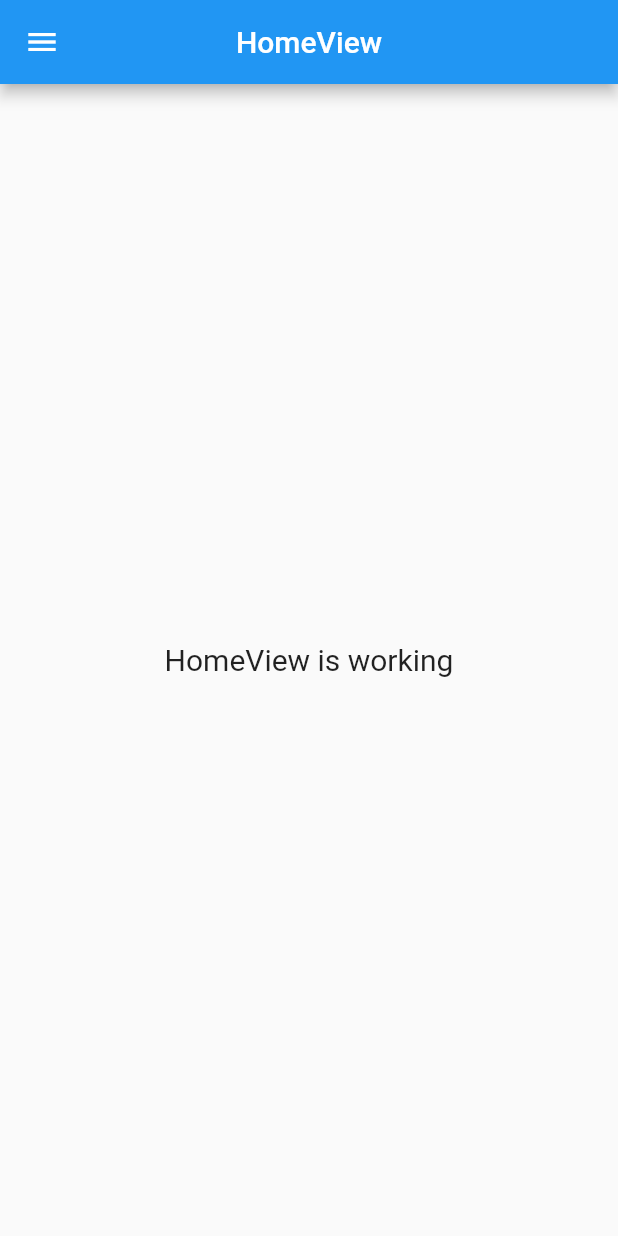
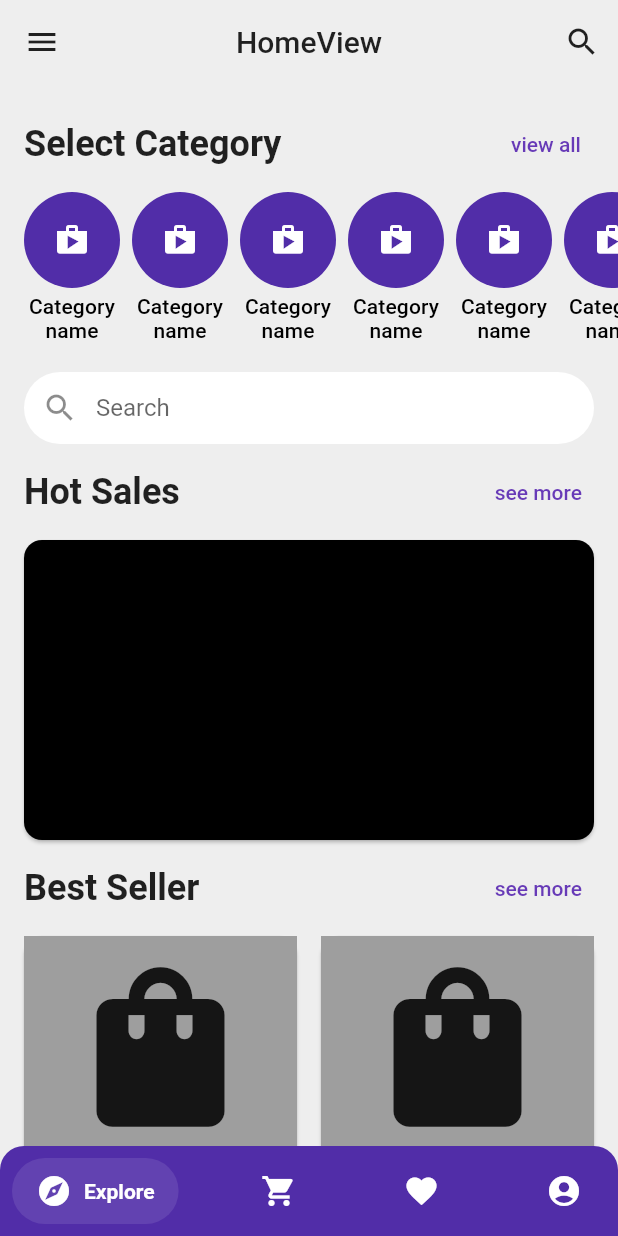
Before and after one commit to Shadiul/shopio, a Flutter app: the HomeView screen opened by its route, on a phone screen of 412 x 824 dp. Run offline on Flutter 3.47's test engine with Material 2 defaults, Android fonts, the light colour scheme and no system bars; drawn by our look-alikes of salomon_bottom_bar; our stand-ins replace cloud_firestore, firebase_auth, firebase_core, get, logger; accounts and stored records are empty; statements that could not run were skipped.

Commit message:
Add Explore screen UI, Bottom nav bar

```diff
--- a/client/lib/app/app.dart
+++ b/client/lib/app/app.dart
@@ -14,6 +14,40 @@ class App extends StatelessWidget {
       title: "Shopio",
       initialRoute: AppPages.INITIAL,
       getPages: AppPages.routes,
+      theme: ThemeData.light().copyWith(
+        colorScheme: ColorScheme.light(
+          primary: Colors.deepPurple,
+          primaryVariant: Colors.deepPurple.shade700,
+          secondary: Colors.deepPurpleAccent,
+          secondaryVariant: Colors.deepPurpleAccent.shade700,
+        ),
+        primaryColorLight: Colors.deepPurple.shade300,
+        primaryColor: Colors.deepPurple,
+        primaryColorDark: Colors.deepPurple.shade700,
+        scaffoldBackgroundColor: Colors.grey.shade200,
+        appBarTheme: const AppBarTheme(
+          elevation: 0,
+          backgroundColor: Colors.transparent,
+          foregroundColor: Colors.black87,
+          centerTitle: true,
+        ),
+        inputDecorationTheme: InputDecorationTheme(
+          contentPadding: EdgeInsets.zero,
+          border: OutlineInputBorder(
+            borderRadius: BorderRadius.circular(32.0),
+            borderSide: BorderSide.none,
+          ),
+          filled: true,
+          fillColor: Colors.white,
+          floatingLabelBehavior: FloatingLabelBehavior.never,
+        ),
+        cardTheme: CardTheme(
+          margin: EdgeInsets.zero,
+          shape: RoundedRectangleBorder(
+            borderRadius: BorderRadius.circular(12.0),
+          ),
+        ),
+      ),
     );
   }
 }
--- /dev/null
+++ b/client/lib/app/modules/explore/explore_binding.dart
@@ -0,0 +1,12 @@
+import 'package:get/get.dart';
+
+import 'explore_controller.dart';
+
+class ExploreBinding extends Bindings {
+  @override
+  void dependencies() {
+    Get.lazyPut<ExploreController>(
+      () => ExploreController(),
+    );
+  }
+}
--- /dev/null
+++ b/client/lib/app/modules/explore/explore_controller.dart
@@ -0,0 +1,3 @@
+import 'package:get/get.dart';
+
+class ExploreController extends GetxController {}
--- /dev/null
+++ b/client/lib/app/modules/explore/explore_view.dart
@@ -0,0 +1,36 @@
+import 'package:flutter/material.dart';
+import 'package:get/get.dart';
+
+import 'explore_controller.dart';
+import 'widgets/best_seller_mini.dart';
+import 'widgets/category_mini.dart';
+import 'widgets/hot_sales_mini.dart';
+
+class ExploreView extends GetView<ExploreController> {
+  const ExploreView({Key? key}) : super(key: key);
+
+  @override
+  Widget build(BuildContext context) {
+    Get.put(ExploreController());
+    return ListView(
+      padding: const EdgeInsets.symmetric(vertical: 16.0),
+      children: [
+        const CategoryMiniWidget(),
+        Container(
+          padding: const EdgeInsets.symmetric(
+            horizontal: 16.0,
+            vertical: 8.0,
+          ),
+          child: const TextField(
+            decoration: InputDecoration(
+              label: Text('Search'),
+              prefixIcon: Icon(Icons.search),
+            ),
+          ),
+        ),
+        const HotSalesMiniWidget(),
+        const BestSellerMiniWidget(),
+      ],
+    );
+  }
+}
--- /dev/null
+++ b/client/lib/app/modules/explore/widgets/best_seller_mini.dart
@@ -0,0 +1,94 @@
+import 'package:flutter/material.dart';
+import 'package:get/get.dart';
+
+import '../explore_controller.dart';
+
+class BestSellerMiniWidget extends GetWidget<ExploreController> {
+  const BestSellerMiniWidget({Key? key}) : super(key: key);
+
+  @override
+  Widget build(BuildContext context) {
+    ThemeData _themeData = Theme.of(context);
+    TextTheme _textTheme = _themeData.textTheme;
+
+    return Column(
+      children: [
+        Container(
+          padding: const EdgeInsets.symmetric(
+            horizontal: 16.0,
+            vertical: 0.0,
+          ),
+          child: Row(
+            children: [
+              Expanded(
+                child: Text(
+                  'Best Seller',
+                  style: _textTheme.headline5!.copyWith(
+                    fontWeight: FontWeight.bold,
+                  ),
+                ),
+              ),
+              TextButton(
+                onPressed: () {},
+                child: const Text('see more'),
+              ),
+            ],
+          ),
+        ),
+        Container(
+          padding: const EdgeInsets.symmetric(
+            horizontal: 16.0,
+            vertical: 8.0,
+          ),
+          child: GridView.builder(
+            shrinkWrap: true,
+            physics: const NeverScrollableScrollPhysics(),
+            gridDelegate: const SliverGridDelegateWithFixedCrossAxisCount(
+              crossAxisCount: 2,
+              crossAxisSpacing: 16.0,
+              mainAxisSpacing: 16.0,
+              // childAspectRatio: 9 / 16,
+              mainAxisExtent: 220,
+            ),
+            itemCount: 4,
+            itemBuilder: (context, index) => Card(
+              child: Column(
+                crossAxisAlignment: CrossAxisAlignment.stretch,
+                children: [
+                  Container(
+                    height: 148.0,
+                    color: Colors.grey,
+                    child: const Icon(
+                      Icons.shopping_bag,
+                      size: 128,
+                    ),
+                  ),
+                  Expanded(
+                    child: Padding(
+                      padding: const EdgeInsets.all(16.0),
+                      child: Column(
+                        crossAxisAlignment: CrossAxisAlignment.stretch,
+                        children: [
+                          Text(
+                            '2000\$',
+                            style: _textTheme.headline6,
+                          ),
+                          Expanded(
+                            child: Text(
+                              'Product Name',
+                              style: _textTheme.subtitle2,
+                            ),
+                          ),
+                        ],
+                      ),
+                    ),
+                  )
+                ],
+              ),
+            ),
+          ),
+        )
+      ],
+    );
+  }
+}
--- /dev/null
+++ b/client/lib/app/modules/explore/widgets/category_mini.dart
@@ -0,0 +1,71 @@
+import 'package:flutter/material.dart';
+import 'package:get/get.dart';
+
+import '../explore_controller.dart';
+
+class CategoryMiniWidget extends GetWidget<ExploreController> {
+  const CategoryMiniWidget({Key? key}) : super(key: key);
+
+  @override
+  Widget build(BuildContext context) {
+    ThemeData _themeData = Theme.of(context);
+    TextTheme _textTheme = _themeData.textTheme;
+    return Column(
+      children: [
+        Container(
+          padding: const EdgeInsets.symmetric(
+            horizontal: 16.0,
+            vertical: 0.0,
+          ),
+          child: Row(
+            children: [
+              Expanded(
+                child: Text(
+                  'Select Category',
+                  style: _textTheme.headline5!.copyWith(
+                    fontWeight: FontWeight.bold,
+                  ),
+                ),
+              ),
+              TextButton(
+                onPressed: () {},
+                child: const Text('view all'),
+              ),
+            ],
+          ),
+        ),
+        SizedBox(
+          height: 120.0,
+          child: ListView.separated(
+            scrollDirection: Axis.horizontal,
+            padding: const EdgeInsets.symmetric(
+              horizontal: 16.0,
+              vertical: 8.0,
+            ),
+            itemCount: 10,
+            itemBuilder: (context, index) => SizedBox(
+              width: 64,
+              child: Column(
+                children: [
+                  const CircleAvatar(
+                    radius: 32.0,
+                    child: Icon(Icons.shop),
+                  ),
+                  const SizedBox(height: 4.0),
+                  Expanded(
+                    child: Text(
+                      'Category name',
+                      textAlign: TextAlign.center,
+                      style: _textTheme.subtitle2,
+                    ),
+                  )
+                ],
+              ),
+            ),
+            separatorBuilder: (context, index) => const SizedBox(width: 8.0),
+          ),
+        ),
+      ],
+    );
+  }
+}
--- /dev/null
+++ b/client/lib/app/modules/explore/widgets/hot_sales_mini.dart
@@ -0,0 +1,54 @@
+import 'package:flutter/material.dart';
+import 'package:get/get.dart';
+
+import '../explore_controller.dart';
+
+class HotSalesMiniWidget extends GetWidget<ExploreController> {
+  const HotSalesMiniWidget({Key? key}) : super(key: key);
+
+  @override
+  Widget build(BuildContext context) {
+    ThemeData _themeData = Theme.of(context);
+    TextTheme _textTheme = _themeData.textTheme;
+
+    return Column(
+      children: [
+        Container(
+          padding: const EdgeInsets.symmetric(
+            horizontal: 16.0,
+            vertical: 0.0,
+          ),
+          child: Row(
+            children: [
+              Expanded(
+                child: Text(
+                  'Hot Sales',
+                  style: _textTheme.headline5!.copyWith(
+                    fontWeight: FontWeight.bold,
+                  ),
+                ),
+              ),
+              TextButton(
+                onPressed: () {},
+                child: const Text('see more'),
+              ),
+            ],
+          ),
+        ),
+        Container(
+          padding: const EdgeInsets.symmetric(
+            horizontal: 16.0,
+            vertical: 8.0,
+          ),
+          child: const SizedBox(
+            height: 200.0,
+            width: double.infinity,
+            child: Card(
+              color: Colors.black,
+            ),
+          ),
+        )
+      ],
+    );
+  }
+}
--- a/client/lib/app/modules/home/home_controller.dart
+++ b/client/lib/app/modules/home/home_controller.dart
@@ -1,3 +1,9 @@
 import 'package:get/get.dart';
 
-class HomeController extends GetxController {}
+class HomeController extends GetxController {
+  final RxInt _bottomNavIndex = RxInt(0);
+  int get bottomNavIndex => _bottomNavIndex.value;
+  set bottomNavIndex(int value) {
+    _bottomNavIndex.value = value;
+  }
+}
--- a/client/lib/app/modules/home/home_view.dart
+++ b/client/lib/app/modules/home/home_view.dart
@@ -1,7 +1,9 @@
-import 'package:client/app/widgets/app_drawer/app_drawer_widget.dart';
 import 'package:flutter/material.dart';
 import 'package:get/get.dart';
+import 'package:salomon_bottom_bar/salomon_bottom_bar.dart';
 
+import '../../widgets/app_drawer/app_drawer_widget.dart';
+import '../explore/explore_view.dart';
 import 'home_controller.dart';
 
 class HomeView extends GetView<HomeController> {
@@ -9,19 +11,57 @@ class HomeView extends GetView<HomeController> {
 
   @override
   Widget build(BuildContext context) {
-    // ThemeData _themeData = Theme.of(context);
-    // TextTheme _textTheme = _themeData.textTheme;
+    ThemeData _themeData = Theme.of(context);
+    TextTheme _textTheme = _themeData.textTheme;
     return Scaffold(
       appBar: AppBar(
         title: const Text('HomeView'),
-        centerTitle: true,
+        actions: [
+          IconButton(
+            onPressed: () {},
+            icon: const Icon(Icons.search),
+          )
+        ],
       ),
       drawer: const AppDrawerWidget(),
-      body: const Center(
-        child: Text(
-          'HomeView is working',
-          style: TextStyle(fontSize: 20),
-        ),
+      body: Column(
+        children: [
+          const Expanded(child: ExploreView()),
+          Container(
+            decoration: BoxDecoration(
+              color: _themeData.colorScheme.primaryVariant,
+              borderRadius: const BorderRadius.vertical(
+                top: Radius.circular(16.0),
+              ),
+            ),
+            child: Obx(
+              () => SalomonBottomBar(
+                currentIndex: controller.bottomNavIndex,
+                onTap: (value) => controller.bottomNavIndex = value,
+                selectedItemColor: _themeData.colorScheme.onPrimary,
+                unselectedItemColor: _themeData.colorScheme.onPrimary,
+                items: [
+                  SalomonBottomBarItem(
+                    title: const Text('Explore'),
+                    icon: const Icon(Icons.explore),
+                  ),
+                  SalomonBottomBarItem(
+                    title: const Text('Cart'),
+                    icon: const Icon(Icons.shopping_cart),
+                  ),
+                  SalomonBottomBarItem(
+                    title: const Text('Wishlist'),
+                    icon: const Icon(Icons.favorite),
+                  ),
+                  SalomonBottomBarItem(
+                    title: const Text('Account'),
+                    icon: const Icon(Icons.account_circle),
+                  ),
+                ],
+              ),
+            ),
+          ),
+        ],
       ),
     );
   }
--- a/client/lib/app/routes/app_pages.dart
+++ b/client/lib/app/routes/app_pages.dart
@@ -1,6 +1,7 @@
-// ignore_for_file: constant_identifier_names, prefer_const_constructors
+import 'package:get/get.dart';
 
-import 'package:get/get.dart';
+import 'package:client/app/modules/explore/explore_binding.dart';
+import 'package:client/app/modules/explore/explore_view.dart';
 
 import '../modules/home/home_binding.dart';
 import '../modules/home/home_view.dart';
@@ -10,6 +11,8 @@ import '../modules/sign_up/sign_up_binding.dart';
 import '../modules/sign_up/sign_up_view.dart';
 import '../modules/splash/splash_binding.dart';
 import '../modules/splash/splash_view.dart';
+
+// ignore_for_file: constant_identifier_names, prefer_const_constructors
 
 part 'app_routes.dart';
 
@@ -39,5 +42,10 @@ class AppPages {
       page: () => SignUpView(),
       binding: SignUpBinding(),
     ),
+    GetPage(
+      name: _Paths.EXPLORE,
+      page: () => ExploreView(),
+      binding: ExploreBinding(),
+    ),
   ];
 }
--- a/client/lib/app/routes/app_routes.dart
+++ b/client/lib/app/routes/app_routes.dart
@@ -10,6 +10,7 @@ abstract class Routes {
   static const HOME = _Paths.HOME;
   static const SIGN_IN = _Paths.SIGN_IN;
   static const SIGN_UP = _Paths.SIGN_UP;
+  static const EXPLORE = _Paths.EXPLORE;
 }
 
 abstract class _Paths {
@@ -17,4 +18,5 @@ abstract class _Paths {
   static const HOME = '/home';
   static const SIGN_IN = '/sign-in';
   static const SIGN_UP = '/sign-up';
+  static const EXPLORE = '/explore';
 }
--- a/client/pubspec.yaml
+++ b/client/pubspec.yaml
@@ -19,6 +19,9 @@ dependencies:
   #Utility
   logger: ^1.1.0
 
+  #UI
+  salomon_bottom_bar: ^3.1.0
+
   flutter:
     sdk: flutter
 
```
Also changed, not shown: client/pubspec.lock.
